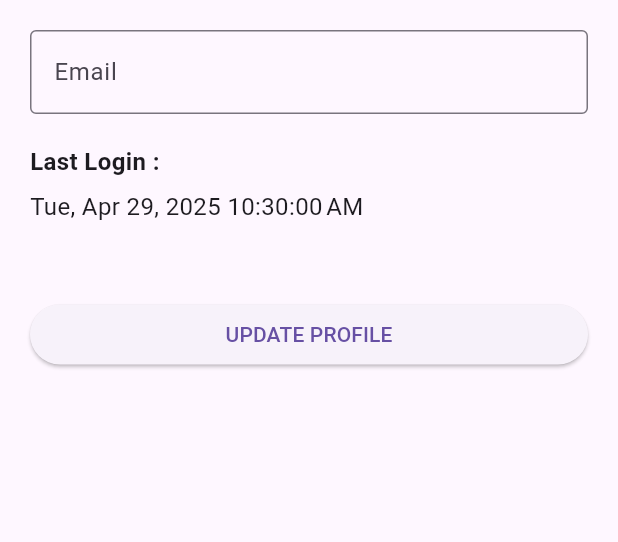
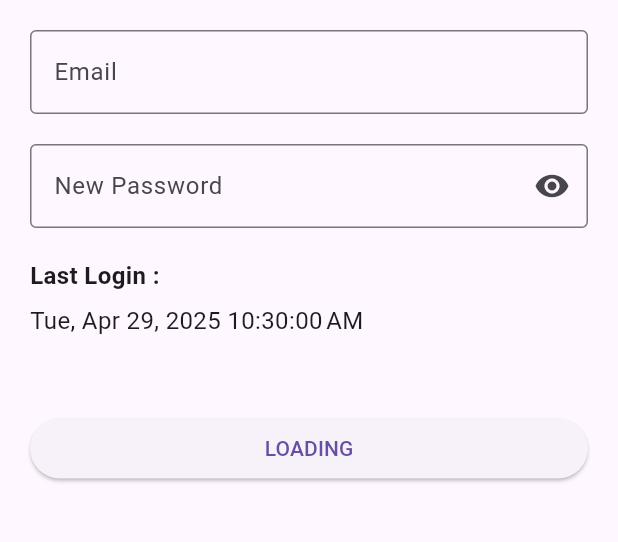
Before and after one commit to Faqihasyari/supabase_note, a Flutter app: the ProfileView screen opened by its route, after a tap on "UPDATE PROFILE", on a phone screen of 412 x 824 dp, the part 198-740 px from its top. Run offline on Flutter 3.47's test engine with Material 3 defaults, Android fonts, the phone set to English and light mode, and no system bars; our stand-ins replace get, supabase_flutter; accounts and stored records are empty; network calls fail.

Commit message:
UpdateProfile

```diff
--- a/lib/app/modules/profile/controllers/profile_controller.dart
+++ b/lib/app/modules/profile/controllers/profile_controller.dart
@@ -35,4 +35,15 @@ class ProfileController extends GetxController {
   Future<void> logout() async {
     await client.auth.signOut();
   }
+
+  void updateProfile() async {
+    if (nameC.text.isNotEmpty) {
+      isLoading.value = true;
+      await client.from("users").update({"name": nameC.text}).match({
+        "uid": client.auth.currentUser!.id,
+      });
+      isLoading.value = false;
+      Get.back();
+    }
+  }
 }
--- a/lib/app/modules/profile/views/profile_view.dart
+++ b/lib/app/modules/profile/views/profile_view.dart
@@ -49,11 +49,31 @@ class ProfileView extends GetView<ProfileController> {
                     height: 20,
                   ),
                   TextField(
+                    readOnly: true,
                     autocorrect: false,
                     controller: controller.emailC,
                     textInputAction: TextInputAction.next,
                     decoration: InputDecoration(
                         labelText: "Email", border: OutlineInputBorder()),
+                  ),
+                  SizedBox(
+                    height: 20,
+                  ),
+                  Obx(
+                    () => TextField(
+                      obscureText: controller.isHidden.value,
+                      autocorrect: false,
+                      controller: controller.passC,
+                      textInputAction: TextInputAction.done,
+                      decoration: InputDecoration(
+                          suffixIcon: IconButton(
+                              onPressed: () => controller.isHidden.toggle(),
+                              icon: controller.isHidden.isTrue
+                                  ? Icon(Icons.remove_red_eye)
+                                  : Icon(Icons.remove_red_eye_outlined)),
+                          labelText: "New Password",
+                          border: OutlineInputBorder()),
+                    ),
                   ),
                   SizedBox(
                     height: 20,
@@ -84,6 +104,7 @@ class ProfileView extends GetView<ProfileController> {
                         if (controller.isLoading.isFalse) {
                           //eksekusi register
                           // controller.signup();
+                          controller.updateProfile();
                         }
                       },
                       child: Text(controller.isLoading.isFalse
```
